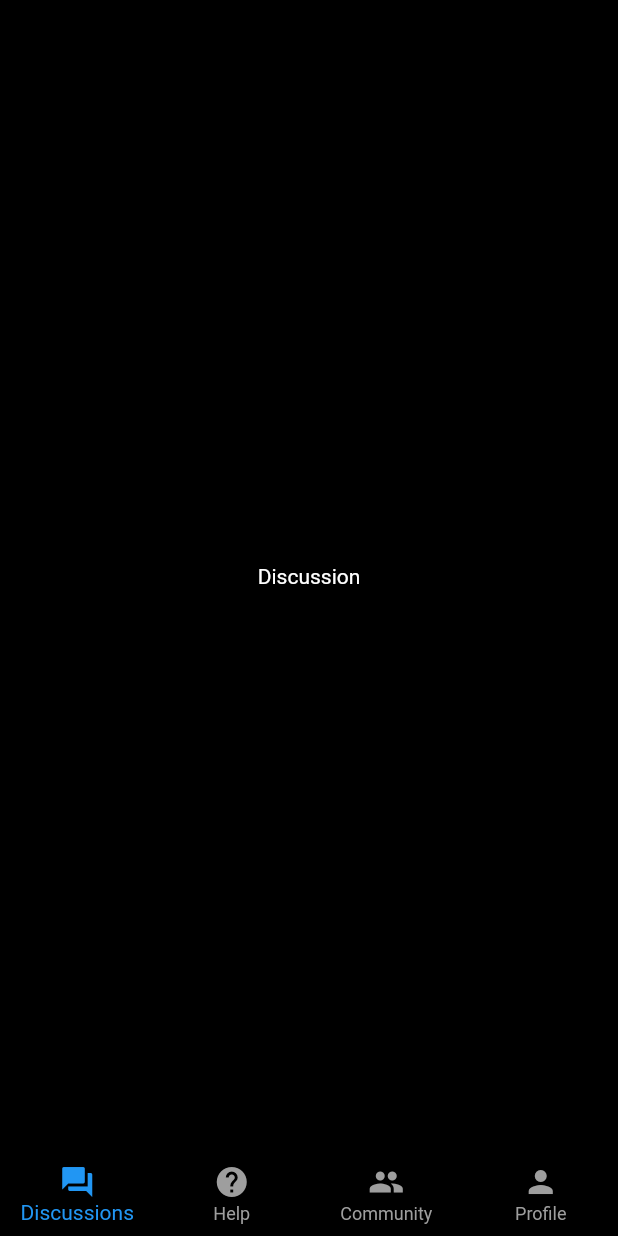
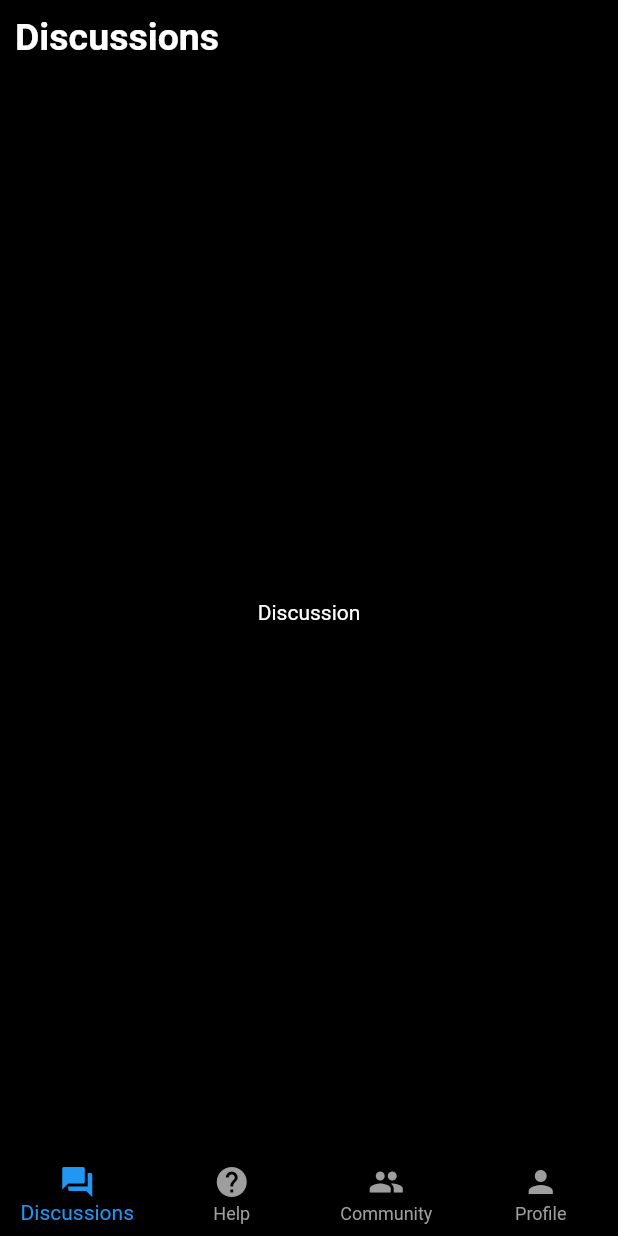
Before and after one commit to korathbasil/brocare, a Flutter app: the screen it shows after launch, on a phone screen of 412 x 824 dp. Run offline on Flutter 3.47's test engine with Material 2 defaults, Android fonts, the phone set to English and light mode, and no system bars.

Commit message:
feat [client]: add app bar widget file

```diff
--- a/client/lib/ui/dicsussions/discussions_screen.dart
+++ b/client/lib/ui/dicsussions/discussions_screen.dart
@@ -1,3 +1,4 @@
+import 'package:client/ui/widgets/app_bar_widget.dart';
 import 'package:flutter/material.dart';
 
 class DiscussionsScreen extends StatelessWidget {
@@ -6,6 +7,10 @@ class DiscussionsScreen extends StatelessWidget {
   @override
   Widget build(BuildContext context) {
     return Scaffold(
+      appBar: PreferredSize(
+        child: AppBarWidget(),
+        preferredSize: Size.fromHeight(100),
+      ),
       body: SafeArea(child: Center(child: Text("Discussion"))),
     );
   }
--- /dev/null
+++ b/client/lib/ui/widgets/app_bar_widget.dart
@@ -0,0 +1,16 @@
+import 'package:flutter/widgets.dart';
+
+class AppBarWidget extends StatelessWidget {
+  const AppBarWidget({super.key});
+
+  @override
+  Widget build(BuildContext context) {
+    return Container(
+      padding: EdgeInsets.all(10),
+      child: Text(
+        "Discussions",
+        style: TextStyle(fontWeight: FontWeight.bold, fontSize: 25),
+      ),
+    );
+  }
+}
```
